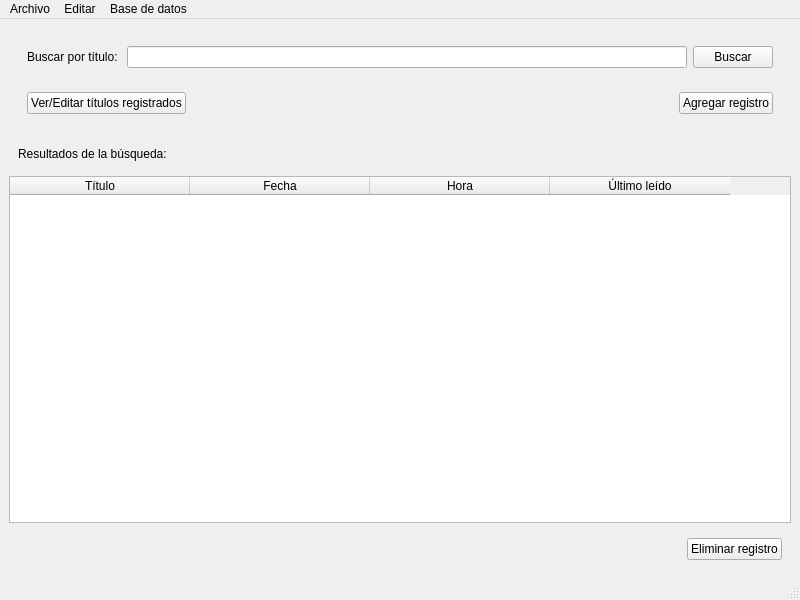
First picture: the form in bin/UI/ventana_madre.ui, repository leodan52/bitacora_lectura, before the edit.
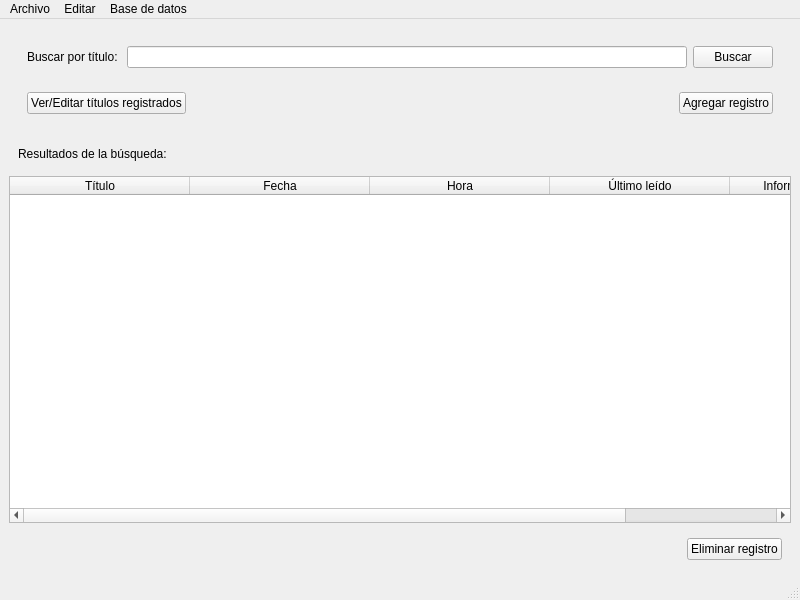
Second picture: the form after the edit.

Commit message: Reparando errores, admitiendo un double para capítulo y agregando atributo llamado Información Adicional

What changed in the file:
```diff
--- a/bin/UI/ventana_madre.ui
+++ b/bin/UI/ventana_madre.ui
@@ -125,7 +125,7 @@
        <number>1</number>
       </property>
       <property name="columnCount">
-       <number>4</number>
+       <number>5</number>
       </property>
       <attribute name="horizontalHeaderVisible">
        <bool>true</bool>
@@ -160,6 +160,11 @@
         <string>Último leído</string>
        </property>
       </column>
+      <column>
+       <property name="text">
+        <string>Información adicional</string>
+       </property>
+      </column>
       <item row="0" column="0">
        <property name="text">
         <string/>
```
The commit also changes 8 other files.
